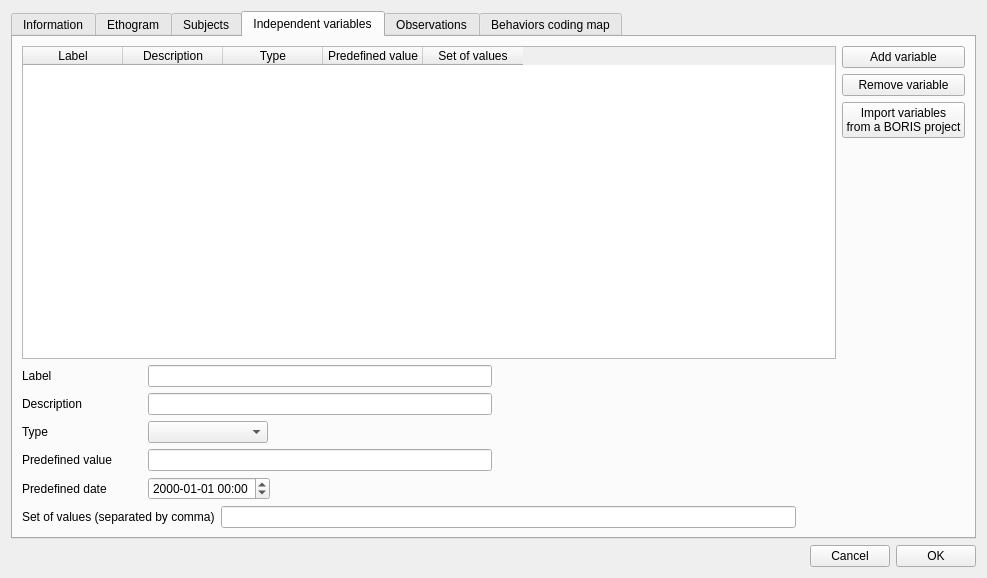
Old version of the form project.ui in the repository olivierfriard/BORIS.
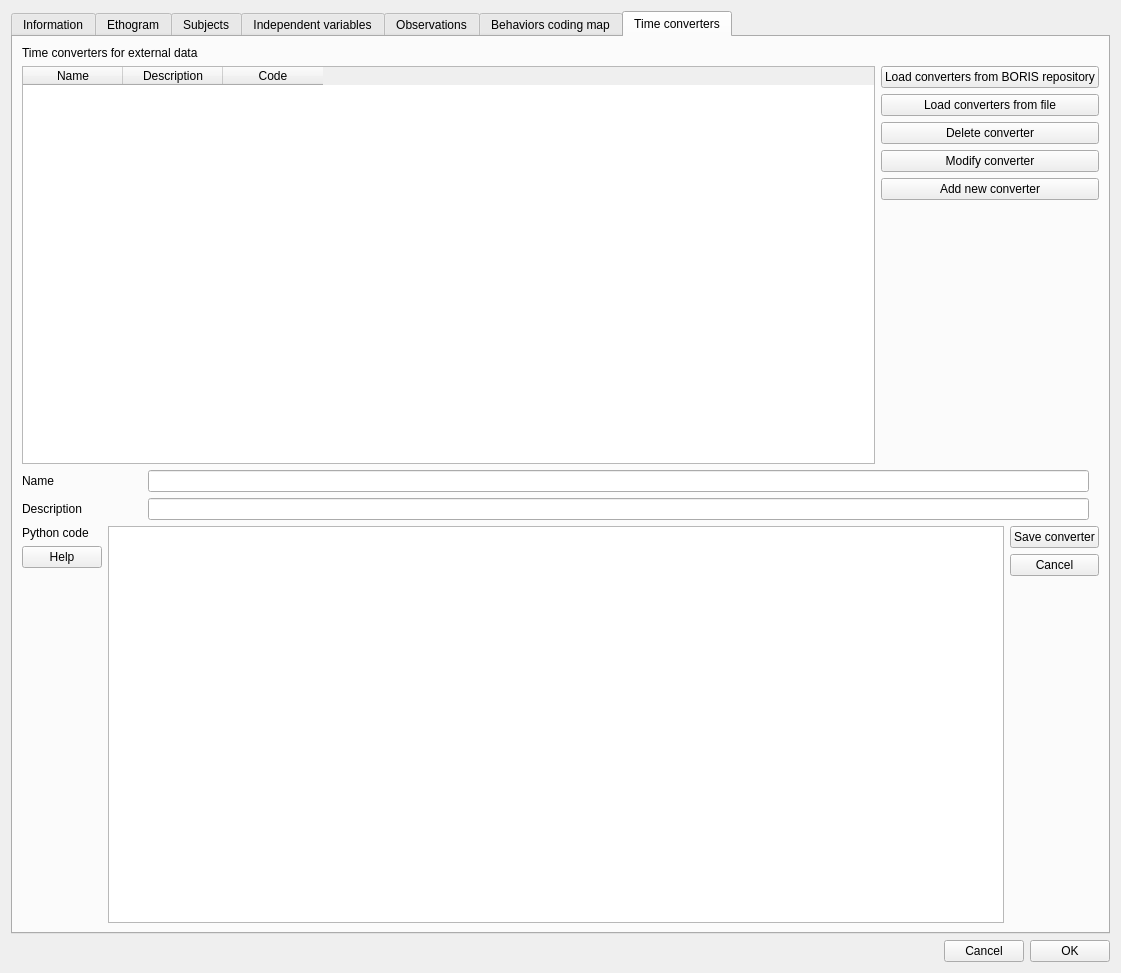
New version of the form.

The edit to the form file:
```diff
--- a/project.ui
+++ b/project.ui
@@ -6,8 +6,8 @@
    <rect>
     <x>0</x>
     <y>0</y>
-    <width>987</width>
-    <height>578</height>
+    <width>1121</width>
+    <height>973</height>
    </rect>
   </property>
   <property name="windowTitle">
@@ -19,7 +19,7 @@
      <item>
       <widget class="QTabWidget" name="tabProject">
        <property name="currentIndex">
-        <number>3</number>
+        <number>6</number>
        </property>
        <widget class="QWidget" name="tabInformation">
         <attribute name="title">
@@ -828,6 +828,254 @@
          </item>
         </layout>
        </widget>
+       <widget class="QWidget" name="tab_time_converters">
+        <attribute name="title">
+         <string>Time converters</string>
+        </attribute>
+        <layout class="QVBoxLayout" name="verticalLayout_18">
+         <item>
+          <widget class="QLabel" name="label_11">
+           <property name="text">
+            <string>Time converters for external data</string>
+           </property>
+          </widget>
+         </item>
+         <item>
+          <layout class="QHBoxLayout" name="horizontalLayout_16">
+           <item>
+            <widget class="QTableWidget" name="tw_converters">
+             <property name="editTriggers">
+              <set>QAbstractItemView::NoEditTriggers</set>
+             </property>
+             <property name="selectionMode">
+              <enum>QAbstractItemView::SingleSelection</enum>
+             </property>
+             <property name="selectionBehavior">
+              <enum>QAbstractItemView::SelectRows</enum>
+             </property>
+             <property name="sortingEnabled">
+              <bool>true</bool>
+             </property>
+             <column>
+              <property name="text">
+               <string>Name</string>
+              </property>
+             </column>
+             <column>
+              <property name="text">
+               <string>Description</string>
+              </property>
+             </column>
+             <column>
+              <property name="text">
+               <string>Code</string>
+              </property>
+             </column>
+            </widget>
+           </item>
+           <item>
+            <layout class="QVBoxLayout" name="verticalLayout_17">
+             <item>
+              <widget class="QPushButton" name="pb_load_from_repo">
+               <property name="text">
+                <string>Load converters from BORIS repository</string>
+               </property>
+              </widget>
+             </item>
+             <item>
+              <widget class="QPushButton" name="pb_load_from_file">
+               <property name="text">
+                <string>Load converters from file</string>
+               </property>
+              </widget>
+             </item>
+             <item>
+              <widget class="QPushButton" name="pb_delete_converter">
+               <property name="text">
+                <string>Delete converter</string>
+               </property>
+              </widget>
+             </item>
+             <item>
+              <widget class="QPushButton" name="pb_modify_converter">
+               <property name="text">
+                <string>Modify converter</string>
+               </property>
+              </widget>
+             </item>
+             <item>
+              <widget class="QPushButton" name="pb_add_converter">
+               <property name="text">
+                <string>Add new converter</string>
+               </property>
+              </widget>
+             </item>
+             <item>
+              <spacer name="verticalSpacer_7">
+               <property name="orientation">
+                <enum>Qt::Vertical</enum>
+               </property>
+               <property name="sizeHint" stdset="0">
+                <size>
+                 <width>20</width>
+                 <height>40</height>
+                </size>
+               </property>
+              </spacer>
+             </item>
+            </layout>
+           </item>
+          </layout>
+         </item>
+         <item>
+          <layout class="QHBoxLayout" name="horizontalLayout_17">
+           <item>
+            <widget class="QLabel" name="label_13">
+             <property name="minimumSize">
+              <size>
+               <width>120</width>
+               <height>0</height>
+              </size>
+             </property>
+             <property name="text">
+              <string>Name</string>
+             </property>
+            </widget>
+           </item>
+           <item>
+            <widget class="QLineEdit" name="leName"/>
+           </item>
+           <item>
+            <spacer name="horizontalSpacer_11">
+             <property name="orientation">
+              <enum>Qt::Horizontal</enum>
+             </property>
+             <property name="sizeType">
+              <enum>QSizePolicy::Minimum</enum>
+             </property>
+             <property name="sizeHint" stdset="0">
+              <size>
+               <width>10</width>
+               <height>20</height>
+              </size>
+             </property>
+            </spacer>
+           </item>
+          </layout>
+         </item>
+         <item>
+          <layout class="QHBoxLayout" name="horizontalLayout_10">
+           <item>
+            <widget class="QLabel" name="label_10">
+             <property name="minimumSize">
+              <size>
+               <width>120</width>
+               <height>0</height>
+              </size>
+             </property>
+             <property name="text">
+              <string>Description</string>
+             </property>
+            </widget>
+           </item>
+           <item>
+            <widget class="QLineEdit" name="leDescription_2"/>
+           </item>
+           <item>
+            <spacer name="horizontalSpacer_9">
+             <property name="orientation">
+              <enum>Qt::Horizontal</enum>
+             </property>
+             <property name="sizeType">
+              <enum>QSizePolicy::Minimum</enum>
+             </property>
+             <property name="sizeHint" stdset="0">
+              <size>
+               <width>10</width>
+               <height>20</height>
+              </size>
+             </property>
+            </spacer>
+           </item>
+          </layout>
+         </item>
+         <item>
+          <layout class="QHBoxLayout" name="horizontalLayout_2">
+           <item>
+            <layout class="QVBoxLayout" name="verticalLayout_9">
+             <item>
+              <widget class="QLabel" name="label_12">
+               <property name="text">
+                <string>Python code</string>
+               </property>
+              </widget>
+             </item>
+             <item>
+              <widget class="QPushButton" name="pb_code_help">
+               <property name="text">
+                <string>Help</string>
+               </property>
+              </widget>
+             </item>
+             <item>
+              <spacer name="verticalSpacer_5">
+               <property name="orientation">
+                <enum>Qt::Vertical</enum>
+               </property>
+               <property name="sizeHint" stdset="0">
+                <size>
+                 <width>20</width>
+                 <height>40</height>
+                </size>
+               </property>
+              </spacer>
+             </item>
+            </layout>
+           </item>
+           <item>
+            <widget class="QPlainTextEdit" name="pteCode">
+             <property name="font">
+              <font>
+               <family>Monospace</family>
+              </font>
+             </property>
+            </widget>
+           </item>
+           <item>
+            <layout class="QVBoxLayout" name="verticalLayout_13">
+             <item>
+              <widget class="QPushButton" name="pb_save_converter">
+               <property name="text">
+                <string>Save converter</string>
+               </property>
+              </widget>
+             </item>
+             <item>
+              <widget class="QPushButton" name="pb_cancel_converter">
+               <property name="text">
+                <string>Cancel</string>
+               </property>
+              </widget>
+             </item>
+             <item>
+              <spacer name="verticalSpacer_6">
+               <property name="orientation">
+                <enum>Qt::Vertical</enum>
+               </property>
+               <property name="sizeHint" stdset="0">
+                <size>
+                 <width>20</width>
+                 <height>40</height>
+                </size>
+               </property>
+              </spacer>
+             </item>
+            </layout>
+           </item>
+          </layout>
+         </item>
+        </layout>
+       </widget>
       </widget>
      </item>
      <item>
```
